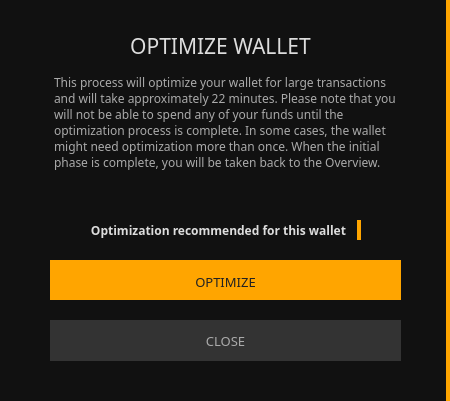
Before: the Qt Designer form src/gui/ui/transactionconfirmation.ui in ConcealNetwork/conceal-desktop, drawn with Qt 5.
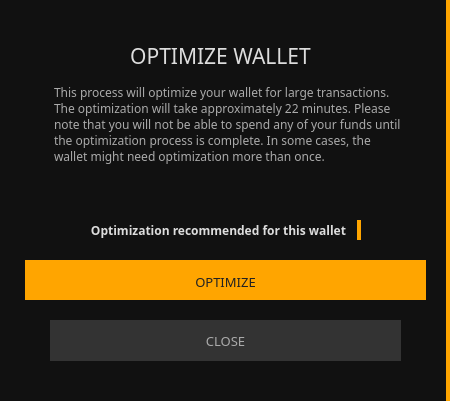
After: the same form once the commit is applied.

```diff
--- a/src/gui/ui/transactionconfirmation.ui
+++ b/src/gui/ui/transactionconfirmation.ui
@@ -35,7 +35,7 @@
     <property name="geometry">
      <rect>
       <x>0</x>
-      <y>30</y>
+      <y>40</y>
       <width>441</width>
       <height>31</height>
      </rect>
@@ -60,9 +60,9 @@
     <property name="geometry">
      <rect>
       <x>50</x>
-      <y>70</y>
+      <y>80</y>
       <width>361</width>
-      <height>141</height>
+      <height>131</height>
      </rect>
     </property>
     <property name="font">
@@ -79,7 +79,7 @@
 &lt;html&gt;&lt;head&gt;&lt;meta name=&quot;qrichtext&quot; content=&quot;1&quot; /&gt;&lt;style type=&quot;text/css&quot;&gt;
 p, li { white-space: pre-wrap; }
 &lt;/style&gt;&lt;/head&gt;&lt;body style=&quot; font-family:'Poppins'; font-size:9pt; font-weight:400; font-style:normal;&quot;&gt;
-&lt;p style=&quot; margin-top:0px; margin-bottom:0px; margin-left:0px; margin-right:0px; -qt-block-indent:0; text-indent:0px;&quot;&gt;This process will optimize your wallet for large transactions and will take approximately 22 minutes. Please note that you will not be able to spend any of your funds until the optimization process is complete. In some cases, the wallet might need optimization more than once. When the initial phase is complete, you will be taken back to the Overview.&lt;/p&gt;&lt;/body&gt;&lt;/html&gt;</string>
+&lt;p style=&quot; margin-top:0px; margin-bottom:0px; margin-left:0px; margin-right:0px; -qt-block-indent:0; text-indent:0px;&quot;&gt;This process will optimize your wallet for large transactions. The optimization will take approximately 22 minutes. Please note that you will not be able to spend any of your funds until the optimization process is complete. In some cases, the wallet might need optimization more than once.&lt;/p&gt;&lt;/body&gt;&lt;/html&gt;</string>
     </property>
    </widget>
    <widget class="QLabel" name="m_optimizationMessage">
@@ -112,9 +112,9 @@
    <widget class="QPushButton" name="m_optimizeButton">
     <property name="geometry">
      <rect>
-      <x>50</x>
+      <x>25</x>
       <y>260</y>
-      <width>351</width>
+      <width>401</width>
       <height>40</height>
      </rect>
     </property>
```
